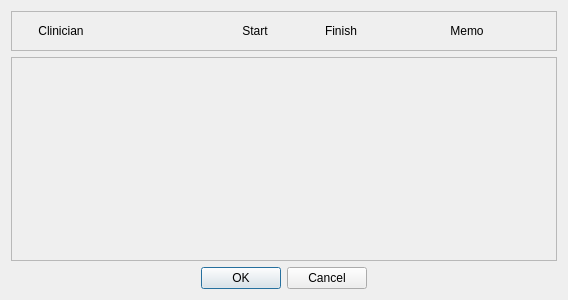
The window that src/openmolar/qt-designer/aslotEdit.ui (rowinggolfer/openmolar1) describes before a commit, drawn with Qt 5.
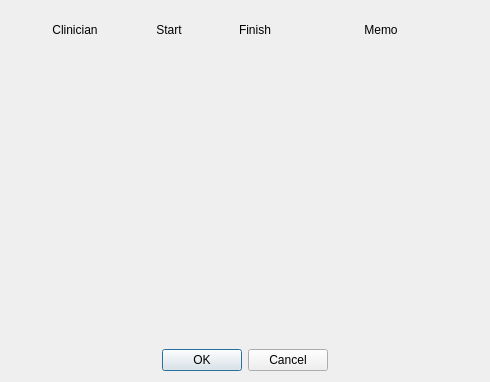
The same window after the commit.

```diff
--- a/src/openmolar/qt-designer/aslotEdit.ui
+++ b/src/openmolar/qt-designer/aslotEdit.ui
@@ -6,8 +6,8 @@
    <rect>
     <x>0</x>
     <y>0</y>
-    <width>568</width>
-    <height>300</height>
+    <width>490</width>
+    <height>382</height>
    </rect>
   </property>
   <property name="windowTitle">
@@ -17,17 +17,23 @@
    <item>
     <widget class="QFrame" name="frame">
      <property name="frameShape">
-      <enum>QFrame::StyledPanel</enum>
+      <enum>QFrame::NoFrame</enum>
      </property>
      <property name="frameShadow">
       <enum>QFrame::Raised</enum>
      </property>
      <layout class="QHBoxLayout" name="horizontalLayout">
+      <property name="leftMargin">
+       <number>18</number>
+      </property>
+      <property name="rightMargin">
+       <number>18</number>
+      </property>
       <item>
        <widget class="QLabel" name="label">
         <property name="minimumSize">
          <size>
-          <width>80</width>
+          <width>92</width>
           <height>0</height>
          </size>
         </property>
@@ -111,6 +117,9 @@
        <height>0</height>
       </size>
      </property>
+     <property name="frameShape">
+      <enum>QFrame::NoFrame</enum>
+     </property>
      <property name="widgetResizable">
       <bool>true</bool>
      </property>
@@ -119,10 +128,22 @@
        <rect>
         <x>0</x>
         <y>0</y>
-        <width>546</width>
-        <height>194</height>
+        <width>472</width>
+        <height>287</height>
        </rect>
       </property>
+      <layout class="QVBoxLayout" name="verticalLayout_2">
+       <item>
+        <widget class="QFrame" name="frame_2">
+         <property name="frameShape">
+          <enum>QFrame::NoFrame</enum>
+         </property>
+         <property name="frameShadow">
+          <enum>QFrame::Raised</enum>
+         </property>
+        </widget>
+       </item>
+      </layout>
      </widget>
     </widget>
    </item>
```
